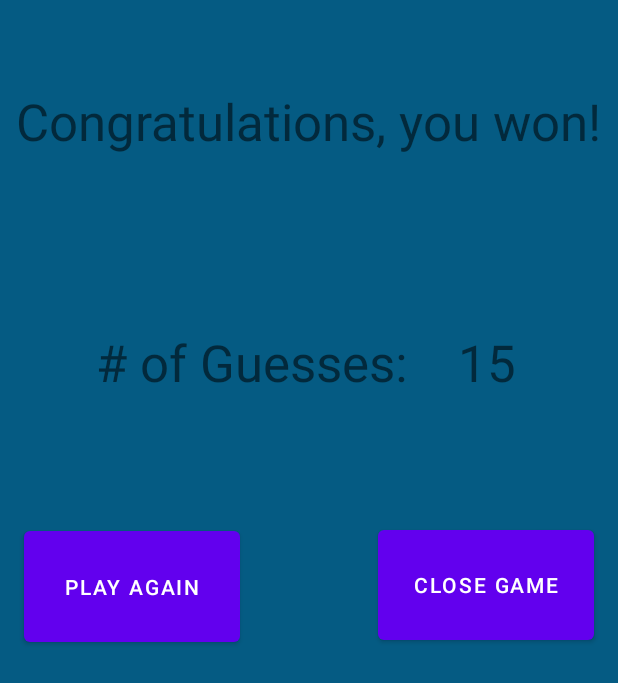
After one commit to EmanuelDobra/comp208-MatchGame, an Android app: the layout score_screen.xml on its own in the app's theme, with its tools: preview values and no code run, on a phone screen of 412 x 824 dp. The commit adds this screen. Shown: the top 683 px of the screen. Run offline under Robolectric (Android 15) with nearby library versions, the phone set to English and light mode, and no system bars.

Commit message:
Added in full game functionality. When user matches all 6 pairs, it now leads to the score screen, from which they can now exit or replay. Added in extra comments.

```diff
--- /dev/null
+++ b/app/src/main/res/layout/score_screen.xml
@@ -0,0 +1,70 @@
+<?xml version="1.0" encoding="utf-8"?>
+<androidx.constraintlayout.widget.ConstraintLayout xmlns:android="http://schemas.android.com/apk/res/android"
+    xmlns:app="http://schemas.android.com/apk/res-auto"
+    xmlns:tools="http://schemas.android.com/tools"
+    android:layout_width="match_parent"
+    android:layout_height="match_parent"
+    android:background="#055B83">
+
+    <TextView
+        android:id="@+id/textView"
+        android:layout_width="wrap_content"
+        android:layout_height="wrap_content"
+        android:layout_marginStart="64dp"
+        android:layout_marginBottom="560dp"
+        android:text="@string/score"
+        android:textSize="34sp"
+        app:layout_constraintBottom_toBottomOf="parent"
+        app:layout_constraintStart_toStartOf="parent" />
+
+    <TextView
+        android:id="@+id/scoreLabel"
+        android:layout_width="wrap_content"
+        android:layout_height="wrap_content"
+        android:layout_marginEnd="68dp"
+        android:layout_marginBottom="560dp"
+        android:text="15"
+        android:textSize="34sp"
+        app:layout_constraintBottom_toBottomOf="parent"
+        app:layout_constraintEnd_toEndOf="parent" />
+
+    <TextView
+        android:id="@+id/textView2"
+        android:layout_width="wrap_content"
+        android:layout_height="wrap_content"
+        android:layout_marginTop="58dp"
+        android:layout_marginBottom="19dp"
+        android:text="@string/win"
+        android:textSize="34sp"
+        app:layout_constraintBottom_toTopOf="@+id/textView"
+        app:layout_constraintEnd_toEndOf="parent"
+        app:layout_constraintHorizontal_bias="0.476"
+        app:layout_constraintStart_toStartOf="parent"
+        app:layout_constraintTop_toTopOf="parent"
+        app:layout_constraintVertical_bias="0.0" />
+
+    <Button
+        android:id="@+id/replayBtn"
+        android:layout_width="144dp"
+        android:layout_height="86dp"
+        android:layout_marginStart="16dp"
+        android:layout_marginBottom="390dp"
+        android:onClick="resetGame"
+        android:text="@string/replay"
+        app:layout_constraintBottom_toBottomOf="parent"
+        app:layout_constraintStart_toStartOf="parent" />
+
+    <Button
+        android:id="@+id/closeBtn"
+        android:layout_width="144dp"
+        android:layout_height="85dp"
+        android:layout_marginStart="91dp"
+        android:layout_marginEnd="16dp"
+        android:layout_marginBottom="391dp"
+        android:onClick="closeApp"
+        android:text="@string/close"
+        app:layout_constraintBottom_toBottomOf="parent"
+        app:layout_constraintEnd_toEndOf="parent"
+        app:layout_constraintStart_toEndOf="@+id/replayBtn" />
+
+</androidx.constraintlayout.widget.ConstraintLayout>
--- a/app/src/main/res/values/strings.xml
+++ b/app/src/main/res/values/strings.xml
@@ -1,4 +1,8 @@
 <resources>
     <string name="app_name">MatchGame</string>
     <string name="desc">MatchTile</string>
+    <string name="score"># of Guesses: </string>
+    <string name="win">Congratulations, you won!</string>
+    <string name="replay">Play Again</string>
+    <string name="close">Close Game</string>
 </resources>
```
Also changed, not shown: app/src/main/java/comp208/dobra/Card.java (+10 -0 lines), app/src/main/java/comp208/dobra/Game.java (+11 -0 lines), app/src/main/java/comp208/dobra/MainActivity.java (+55 -1 lines), app/src/main/res/layout/activity_main.xml (+11 -0 lines).
